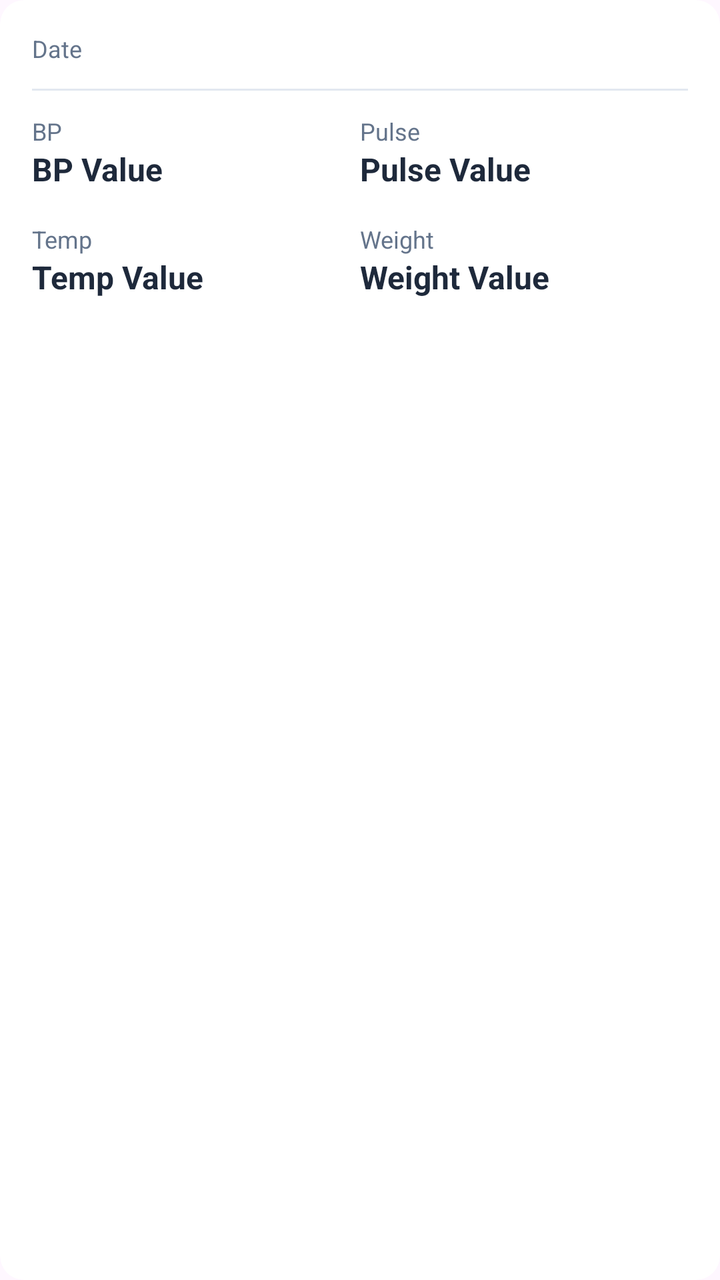
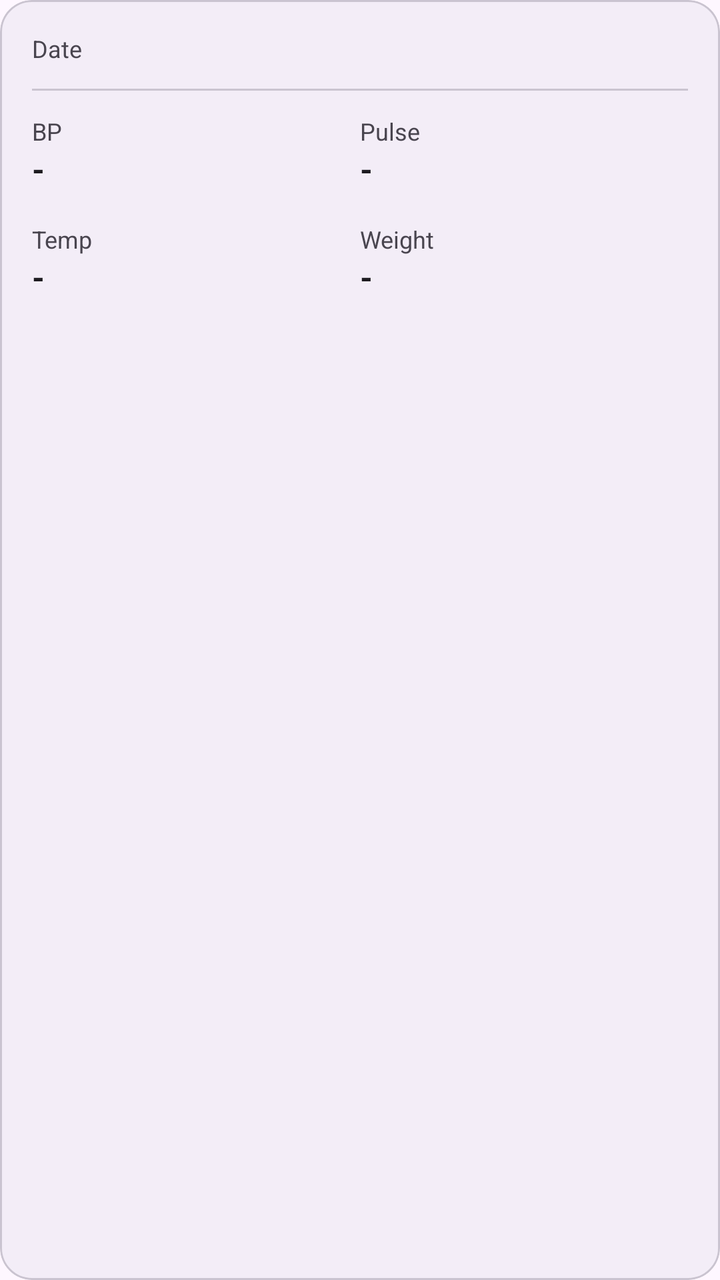

Before-and-after screenshots of an Android layout around one commit, followed by the original layout XML and the change that was made.
<!-- AndroidManifest.xml: application theme Theme.Healthcare_app -->
<!-- res/layout/item_vitals.xml -->
<?xml version="1.0" encoding="utf-8"?>
<androidx.cardview.widget.CardView xmlns:android="http://schemas.android.com/apk/res/android"
    xmlns:app="http://schemas.android.com/apk/res-auto"
    android:layout_width="match_parent"
    android:layout_height="wrap_content"
    android:layout_marginBottom="12dp"
    app:cardBackgroundColor="@color/patient_card_bg"
    app:cardCornerRadius="12dp"
    app:cardElevation="0dp"
    app:strokeColor="#E2E8F0"
    app:strokeWidth="1dp">

    <LinearLayout
        android:layout_width="match_parent"
        android:layout_height="wrap_content"
        android:orientation="vertical"
        android:padding="16dp">

        <TextView
            android:id="@+id/tvVitalsDate"
            android:layout_width="wrap_content"
            android:layout_height="wrap_content"
            android:text="Date"
            android:textColor="@color/patient_text_secondary"
            android:textSize="12sp"/>

        <View
            android:layout_width="match_parent"
            android:layout_height="1dp"
            android:layout_marginVertical="12dp"
            android:background="#E2E8F0" />

        <GridLayout
            android:layout_width="match_parent"
            android:layout_height="wrap_content"
            android:columnCount="2">

            <LinearLayout
                android:layout_width="0dp"
                android:layout_height="wrap_content"
                android:layout_columnWeight="1"
                android:orientation="vertical">
                <TextView
                    android:layout_width="wrap_content"
                    android:layout_height="wrap_content"
                    android:text="BP"
                    android:textColor="@color/patient_text_secondary"
                    android:textSize="12sp" />
                <TextView
                    android:id="@+id/tvVitalsBp"
                    android:layout_width="wrap_content"
                    android:layout_height="wrap_content"
                    android:text="BP Value"
                    android:textColor="@color/patient_text_primary"
                    android:textSize="16sp"
                    android:textStyle="bold" />
            </LinearLayout>

            <LinearLayout
                android:layout_width="0dp"
                android:layout_height="wrap_content"
                android:layout_columnWeight="1"
                android:orientation="vertical">
                <TextView
                    android:layout_width="wrap_content"
                    android:layout_height="wrap_content"
                    android:text="Pulse"
                    android:textColor="@color/patient_text_secondary"
                    android:textSize="12sp" />
                <TextView
                    android:id="@+id/tvVitalsPulse"
                    android:layout_width="wrap_content"
                    android:layout_height="wrap_content"
                    android:text="Pulse Value"
                    android:textColor="@color/patient_text_primary"
                    android:textSize="16sp"
                    android:textStyle="bold" />
            </LinearLayout>

            <LinearLayout
                android:layout_width="0dp"
                android:layout_height="wrap_content"
                android:layout_columnWeight="1"
                android:layout_marginTop="16dp"
                android:orientation="vertical">
                <TextView
                    android:layout_width="wrap_content"
                    android:layout_height="wrap_content"
                    android:text="Temp"
                    android:textColor="@color/patient_text_secondary"
                    android:textSize="12sp" />
                <TextView
                    android:id="@+id/tvVitalsTemp"
                    android:layout_width="wrap_content"
                    android:layout_height="wrap_content"
                    android:text="Temp Value"
                    android:textColor="@color/patient_text_primary"
                    android:textSize="16sp"
                    android:textStyle="bold" />
            </LinearLayout>

            <LinearLayout
                android:layout_width="0dp"
                android:layout_height="wrap_content"
                android:layout_columnWeight="1"
                android:layout_marginTop="16dp"
                android:orientation="vertical">
                <TextView
                    android:layout_width="wrap_content"
                    android:layout_height="wrap_content"
                    android:text="Weight"
                    android:textColor="@color/patient_text_secondary"
                    android:textSize="12sp" />
                <TextView
                    android:id="@+id/tvVitalsWeight"
                    android:layout_width="wrap_content"
                    android:layout_height="wrap_content"
                    android:text="Weight Value"
                    android:textColor="@color/patient_text_primary"
                    android:textSize="16sp"
                    android:textStyle="bold" />
            </LinearLayout>
        </GridLayout>
    </LinearLayout>
</androidx.cardview.widget.CardView>
<!-- resources referenced by this layout -->
<resources>
  <color name="patient_card_bg">#FFFFFF</color>
  <color name="patient_text_primary">#1E293B</color>
  <color name="patient_text_secondary">#64748B</color>
  <style name="Theme.Healthcare_app" parent="Base.Theme.Healthcare_app" />
  <style name="Base.Theme.Healthcare_app" parent="Theme.Material3.DayNight.NoActionBar">
      </style>
</resources>

<!-- the commit's change to res/layout/item_vitals.xml (unified diff, before → after) -->
@@ -1,13 +1,13 @@
 <?xml version="1.0" encoding="utf-8"?>
-<androidx.cardview.widget.CardView xmlns:android="http://schemas.android.com/apk/res/android"
+<com.google.android.material.card.MaterialCardView xmlns:android="http://schemas.android.com/apk/res/android"
     xmlns:app="http://schemas.android.com/apk/res-auto"
     android:layout_width="match_parent"
     android:layout_height="wrap_content"
     android:layout_marginBottom="12dp"
-    app:cardBackgroundColor="@color/patient_card_bg"
-    app:cardCornerRadius="12dp"
+    app:cardBackgroundColor="?attr/colorSurfaceContainer"
+    app:cardCornerRadius="16dp"
     app:cardElevation="0dp"
-    app:strokeColor="#E2E8F0"
+    app:strokeColor="?attr/colorOutlineVariant"
     app:strokeWidth="1dp">
 
     <LinearLayout
@@ -21,37 +21,38 @@
             android:layout_width="wrap_content"
             android:layout_height="wrap_content"
             android:text="Date"
-            android:textColor="@color/patient_text_secondary"
+            android:textColor="?attr/colorOnSurfaceVariant"
             android:textSize="12sp"/>
 
         <View
             android:layout_width="match_parent"
             android:layout_height="1dp"
             android:layout_marginVertical="12dp"
-            android:background="#E2E8F0" />
+            android:background="?attr/colorOutlineVariant" />
 
-        <GridLayout
+        <LinearLayout
             android:layout_width="match_parent"
             android:layout_height="wrap_content"
-            android:columnCount="2">
+            android:orientation="horizontal"
+            android:baselineAligned="false">
 
             <LinearLayout
                 android:layout_width="0dp"
                 android:layout_height="wrap_content"
-                android:layout_columnWeight="1"
+                android:layout_weight="1"
                 android:orientation="vertical">
                 <TextView
                     android:layout_width="wrap_content"
                     android:layout_height="wrap_content"
                     android:text="BP"
-                    android:textColor="@color/patient_text_secondary"
+                    android:textColor="?attr/colorOnSurfaceVariant"
                     android:textSize="12sp" />
                 <TextView
                     android:id="@+id/tvVitalsBp"
                     android:layout_width="wrap_content"
                     android:layout_height="wrap_content"
-                    android:text="BP Value"
-                    android:textColor="@color/patient_text_primary"
+                    android:text="-"
+                    android:textColor="?attr/colorOnSurface"
                     android:textSize="16sp"
                     android:textStyle="bold" />
             </LinearLayout>
@@ -59,20 +60,49 @@
             <LinearLayout
                 android:layout_width="0dp"
                 android:layout_height="wrap_content"
-                android:layout_columnWeight="1"
+                android:layout_weight="1"
                 android:orientation="vertical">
                 <TextView
                     android:layout_width="wrap_content"
                     android:layout_height="wrap_content"
                     android:text="Pulse"
-                    android:textColor="@color/patient_text_secondary"
+                    android:textColor="?attr/colorOnSurfaceVariant"
                     android:textSize="12sp" />
                 <TextView
                     android:id="@+id/tvVitalsPulse"
                     android:layout_width="wrap_content"
                     android:layout_height="wrap_content"
-                    android:text="Pulse Value"
-                    android:textColor="@color/patient_text_primary"
+                    android:text="-"
+                    android:textColor="?attr/colorOnSurface"
+                    android:textSize="16sp"
+                    android:textStyle="bold" />
+            </LinearLayout>
+        </LinearLayout>
+
+        <LinearLayout
+            android:layout_width="match_parent"
+            android:layout_height="wrap_content"
+            android:layout_marginTop="16dp"
+            android:orientation="horizontal"
+            android:baselineAligned="false">
+
+            <LinearLayout
+                android:layout_width="0dp"
+                android:layout_height="wrap_content"
+                android:layout_weight="1"
+                android:orientation="vertical">
+                <TextView
+                    android:layout_width="wrap_content"
+                    android:layout_height="wrap_content"
+                    android:text="Temp"
+                    android:textColor="?attr/colorOnSurfaceVariant"
+                    android:textSize="12sp" />
+                <TextView
+                    android:id="@+id/tvVitalsTemp"
+                    android:layout_width="wrap_content"
+                    android:layout_height="wrap_content"
+                    android:text="-"
+                    android:textColor="?attr/colorOnSurface"
                     android:textSize="16sp"
                     android:textStyle="bold" />
             </LinearLayout>
@@ -80,46 +110,23 @@
             <LinearLayout
                 android:layout_width="0dp"
                 android:layout_height="wrap_content"
-                android:layout_columnWeight="1"
-                android:layout_marginTop="16dp"
-                android:orientation="vertical">
-                <TextView
-                    android:layout_width="wrap_content"
-                    android:layout_height="wrap_content"
-                    android:text="Temp"
-                    android:textColor="@color/patient_text_secondary"
-                    android:textSize="12sp" />
-                <TextView
-                    android:id="@+id/tvVitalsTemp"
-                    android:layout_width="wrap_content"
-                    android:layout_height="wrap_content"
-                    android:text="Temp Value"
-                    android:textColor="@color/patient_text_primary"
-                    android:textSize="16sp"
-                    android:textStyle="bold" />
-            </LinearLayout>
-
-            <LinearLayout
-                android:layout_width="0dp"
-                android:layout_height="wrap_content"
-                android:layout_columnWeight="1"
-                android:layout_marginTop="16dp"
+                android:layout_weight="1"
                 android:orientation="vertical">
                 <TextView
                     android:layout_width="wrap_content"
                     android:layout_height="wrap_content"
                     android:text="Weight"
-                    android:textColor="@color/patient_text_secondary"
+                    android:textColor="?attr/colorOnSurfaceVariant"
                     android:textSize="12sp" />
                 <TextView
                     android:id="@+id/tvVitalsWeight"
                     android:layout_width="wrap_content"
                     android:layout_height="wrap_content"
-                    android:text="Weight Value"
-                    android:textColor="@color/patient_text_primary"
+                    android:text="-"
+                    android:textColor="?attr/colorOnSurface"
                     android:textSize="16sp"
                     android:textStyle="bold" />
             </LinearLayout>
-        </GridLayout>
+        </LinearLayout>
     </LinearLayout>
-</androidx.cardview.widget.CardView>
+</com.google.android.material.card.MaterialCardView>
<!-- resource entries referenced after the edit -->
@@ -1,8 +1,5 @@
 <!-- resources referenced by this layout -->
 <resources>
-  <color name="patient_card_bg">#FFFFFF</color>
-  <color name="patient_text_primary">#1E293B</color>
-  <color name="patient_text_secondary">#64748B</color>
   <style name="Theme.Healthcare_app" parent="Base.Theme.Healthcare_app" />
   <style name="Base.Theme.Healthcare_app" parent="Theme.Material3.DayNight.NoActionBar">
       </style>
